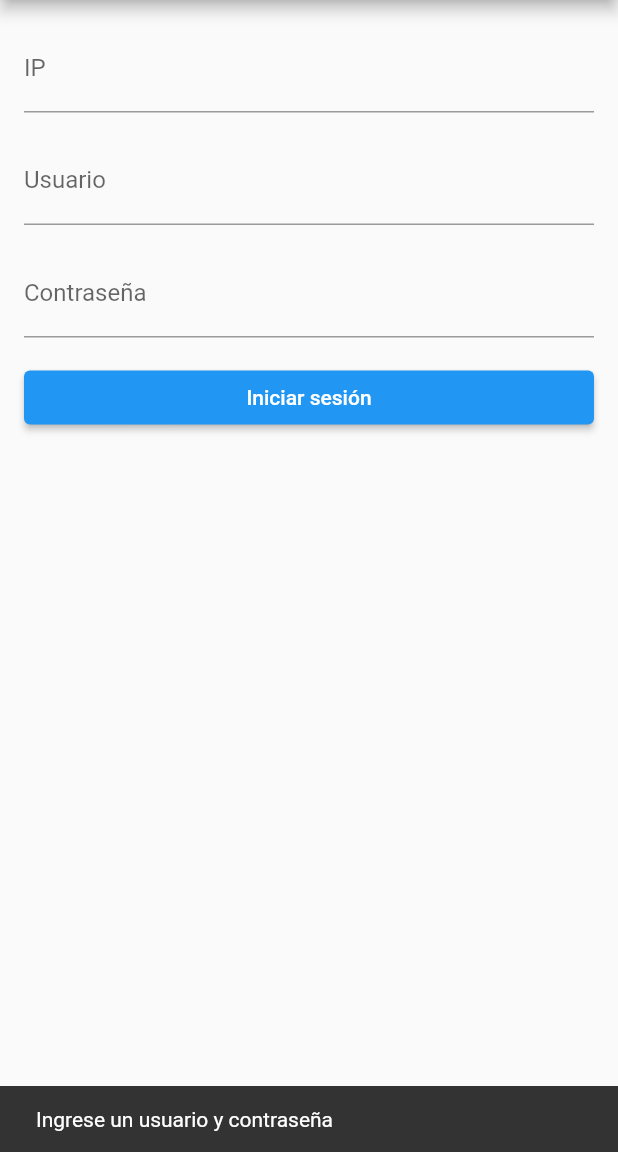
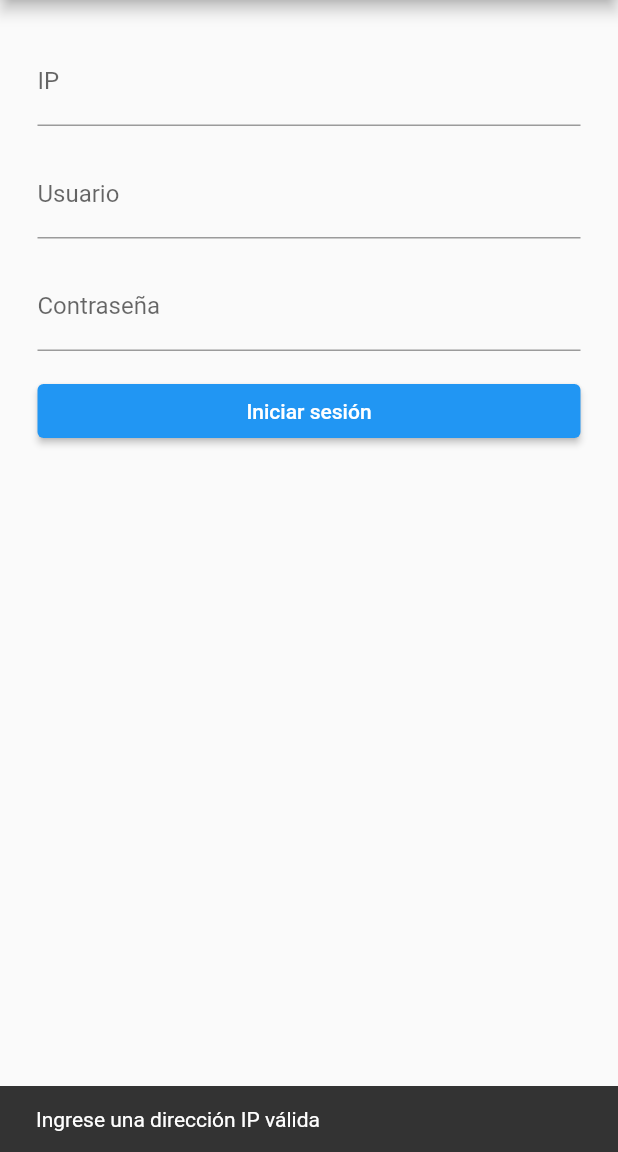
Before and after one commit to CrazyDisplay-dsanchez-gbiagi/crazydisplay_flutterapp, a Flutter app: the screen it shows after launch, after a tap on "Iniciar sesión", on a phone screen of 412 x 824 dp, the part 84-1236 px from its top. Run offline on Flutter 3.47's test engine with Material 2 defaults, Android fonts, the phone set to English and light mode, and no system bars.

Commit message:
Cambio a json + login

```diff
--- a/assets/messages.txt
+++ b/assets/messages.txt
@@ -1 +1,4 @@
+Hola
+David
+Pablo
 Hey
--- a/lib/crazy_display.dart
+++ b/lib/crazy_display.dart
@@ -39,9 +39,71 @@
     String server = "ws://$_serverIp:$_serverPort";
     _channel = IOWebSocketChannel.connect(server);
 
+    // _channel!.stream.listen(
+    //   (mensaje) {
+    //     final data = jsonDecode(mensaje);
+    //     print("Switch");
+    //     print("eh");
+    //     switch (data['type']) {
+    //       case 'message':
+    //         print(data['value']);
+    //         break;
+    //     }
+    //   },
+    //   onError: (error) {
+    //     print("Error: $error");
+    //     _channel!.sink.close();
+    //     ScaffoldMessenger.of(context)
+    //         .showSnackBar(const SnackBar(content: Text('Error al conectar')));
+    //   },
+    //   onDone: () {
+    //     ScaffoldMessenger.of(context)
+    //         .showSnackBar(const SnackBar(content: Text('Conectado')));
+    //     setState(() {
+    //       isConnected = true;
+    //     });
+    //   },
+    // );
+  }
+
+  void _disconnectFromServer() {
+    _channel!.sink.close();
+  }
+
+  void _login() {
+    _connectToServer();
+    print("Conectado al servidor");
+    Future.delayed(const Duration(seconds: 2));
+    // Comprobar usuario y contraseña
+    if (userController.text.isNotEmpty &&
+        passwordController.text.isNotEmpty &&
+        _channel != null) {
+      final message = {
+        'type': 'login',
+        'user': userController.text,
+        'password': passwordController.text,
+      };
+      _channel!.sink.add(jsonEncode(message));
+      print("Esperando respuesta");
+      Future.delayed(const Duration(seconds: 2));
       _channel!.stream.listen(
         (mensaje) {
           final data = jsonDecode(mensaje);
+          if (data['valid'] == true) {
+            final platform = {
+              'type': 'platform',
+              'name': 'Desktop',
+            };
+            _channel!.sink.add(jsonEncode(platform));
+            print("Login correcto");
+            setState(() {
+              isLoggedIn = true;
+            });
+          } else if (data['valid'] == false) {
+            print("Login incorrecto");
+            ScaffoldMessenger.of(context).showSnackBar(const SnackBar(
+                content: Text('Usuario o contraseña incorrecta')));
+          }
         },
         onError: (error) {
           print("Error: $error");
@@ -58,28 +120,27 @@
         },
       );
     }
-
-  void _disconnectFromServer() {
-    _channel!.sink.close();
-  }
-
-  void _login() {
-    // Implement your login logic here
-    // For simplicity, just check if the username and password are not empty
-    if (userController.text.isNotEmpty && passwordController.text.isNotEmpty) {
-      setState(() {
-        isLoggedIn = true;
-        _connectToServer(); // Automatically connect to the server after login
-      });
-    } else {
-      ScaffoldMessenger.of(context).showSnackBar(
-          const SnackBar(content: Text('Ingrese un usuario y contraseña')));
-    }
   }
 
   void _sendMensaje(String mensaje) {
     if (_channel != null) {
-      _channel!.sink.add(mensaje);
+      final message = {
+        'type': 'message',
+        'value': mensaje,
+        'format': 'text',
+      };
+      _channel!.sink.add(jsonEncode(message));
+    }
+  }
+
+  void _sendImage(String imageString) {
+    if (_channel != null) {
+      final message = {
+        'type': 'message',
+        'value': imageString,
+        'format': 'img'
+      };
+      _channel!.sink.add(jsonEncode(message));
     }
   }
 
--- a/lib/login_screen.dart
+++ b/lib/login_screen.dart
@@ -17,7 +17,7 @@
   @override
   Widget build(BuildContext context) {
     return Padding(
-      padding: const EdgeInsets.all(16.0),
+      padding: const EdgeInsets.all(25.0),
       child: Column(
         crossAxisAlignment: CrossAxisAlignment.stretch,
         children: [
```
Also changed, not shown: 4 other files. Lines whose indentation alone changed are shown as unchanged.
